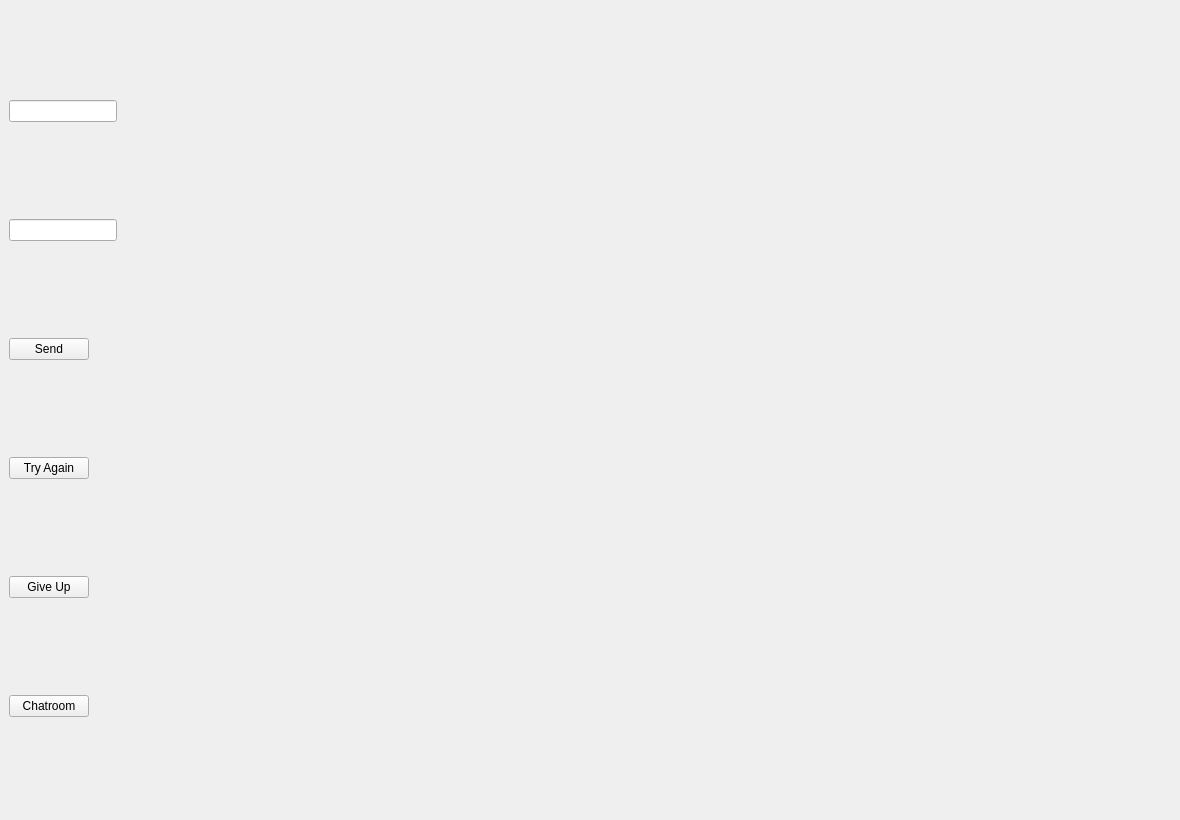
CoderBak/Surakarta-client, file mainwindow.ui: the form before one commit.
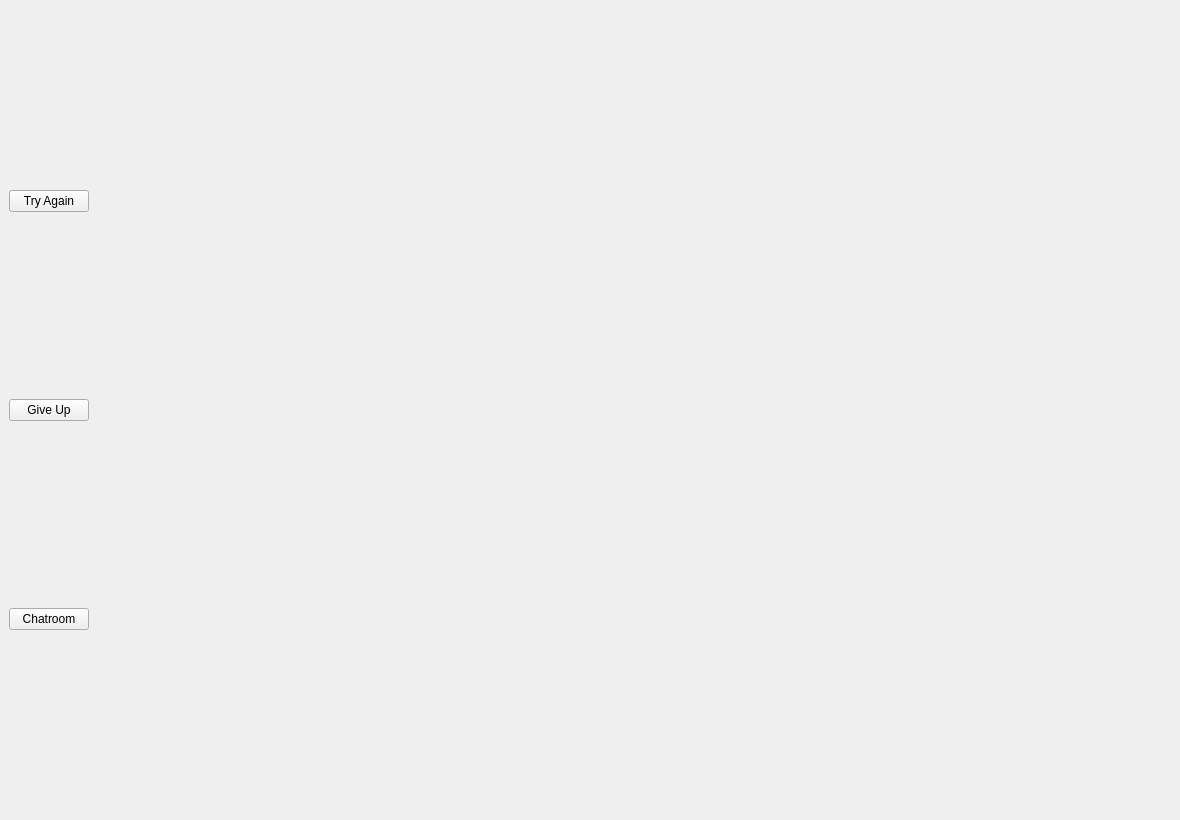
The form after the commit.

Patch:
```diff
--- a/mainwindow.ui
+++ b/mainwindow.ui
@@ -15,39 +15,6 @@
   </property>
   <widget class="QWidget" name="centralWidget">
    <layout class="QVBoxLayout" name="verticalLayout">
-    <item>
-     <widget class="QLineEdit" name="lineEdit1">
-      <property name="sizePolicy">
-       <sizepolicy hsizetype="Fixed" vsizetype="Fixed">
-        <horstretch>0</horstretch>
-        <verstretch>0</verstretch>
-       </sizepolicy>
-      </property>
-     </widget>
-    </item>
-    <item>
-     <widget class="QLineEdit" name="lineEdit2">
-      <property name="sizePolicy">
-       <sizepolicy hsizetype="Fixed" vsizetype="Fixed">
-        <horstretch>0</horstretch>
-        <verstretch>0</verstretch>
-       </sizepolicy>
-      </property>
-     </widget>
-    </item>
-    <item>
-     <widget class="QPushButton" name="sendButton">
-      <property name="sizePolicy">
-       <sizepolicy hsizetype="Fixed" vsizetype="Fixed">
-        <horstretch>0</horstretch>
-        <verstretch>0</verstretch>
-       </sizepolicy>
-      </property>
-      <property name="text">
-       <string>Send</string>
-      </property>
-     </widget>
-    </item>
     <item>
      <widget class="QPushButton" name="tryAgainButton">
       <property name="sizePolicy">
```
